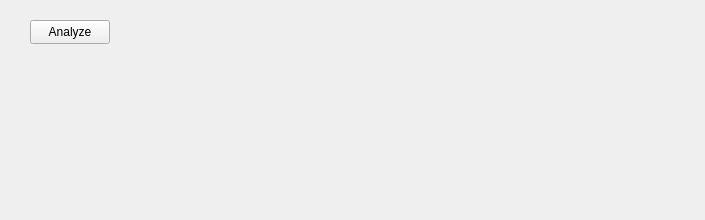
Before: the Qt Designer form source/serialplot/src/heartanalysispanel.ui in KacperJanowski98/SerialPlot-Biomedical-Signals, drawn with Qt 5.
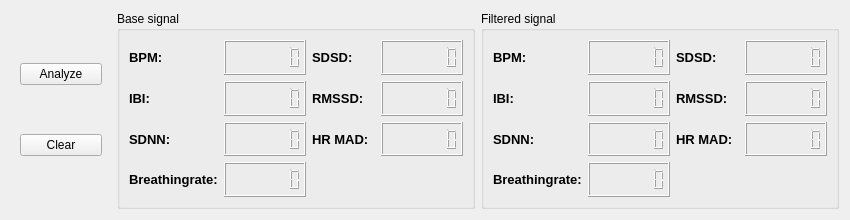
After: the same form once the commit is applied.

```diff
--- a/source/serialplot/src/heartanalysispanel.ui
+++ b/source/serialplot/src/heartanalysispanel.ui
@@ -6,26 +6,345 @@
    <rect>
     <x>0</x>
     <y>0</y>
-    <width>705</width>
+    <width>850</width>
     <height>220</height>
    </rect>
   </property>
   <property name="windowTitle">
    <string>Form</string>
   </property>
-  <widget class="QPushButton" name="pbAnalyze">
-   <property name="geometry">
-    <rect>
-     <x>30</x>
-     <y>20</y>
-     <width>80</width>
-     <height>24</height>
-    </rect>
-   </property>
-   <property name="text">
-    <string>Analyze</string>
-   </property>
-  </widget>
+  <layout class="QHBoxLayout" name="horizontalLayout">
+   <item>
+    <widget class="QWidget" name="widget" native="true">
+     <property name="sizePolicy">
+      <sizepolicy hsizetype="Fixed" vsizetype="Preferred">
+       <horstretch>0</horstretch>
+       <verstretch>0</verstretch>
+      </sizepolicy>
+     </property>
+     <property name="minimumSize">
+      <size>
+       <width>100</width>
+       <height>0</height>
+      </size>
+     </property>
+     <layout class="QVBoxLayout" name="verticalLayout">
+      <item>
+       <widget class="QPushButton" name="pbAnalyze">
+        <property name="text">
+         <string>Analyze</string>
+        </property>
+       </widget>
+      </item>
+      <item>
+       <widget class="QPushButton" name="pbClear">
+        <property name="text">
+         <string>Clear</string>
+        </property>
+       </widget>
+      </item>
+     </layout>
+    </widget>
+   </item>
+   <item>
+    <widget class="QGroupBox" name="gbBase">
+     <property name="title">
+      <string>Base signal</string>
+     </property>
+     <layout class="QGridLayout" name="gridLayout">
+      <item row="0" column="0">
+       <widget class="QLabel" name="label">
+        <property name="font">
+         <font>
+          <pointsize>10</pointsize>
+          <bold>true</bold>
+         </font>
+        </property>
+        <property name="text">
+         <string>BPM:</string>
+        </property>
+       </widget>
+      </item>
+      <item row="0" column="1">
+       <widget class="QLCDNumber" name="lcdBpmB">
+        <property name="digitCount">
+         <number>7</number>
+        </property>
+       </widget>
+      </item>
+      <item row="0" column="2">
+       <widget class="QLabel" name="label_5">
+        <property name="font">
+         <font>
+          <pointsize>10</pointsize>
+          <bold>true</bold>
+         </font>
+        </property>
+        <property name="text">
+         <string>SDSD:</string>
+        </property>
+       </widget>
+      </item>
+      <item row="0" column="3">
+       <widget class="QLCDNumber" name="lcdSdsdB">
+        <property name="digitCount">
+         <number>7</number>
+        </property>
+       </widget>
+      </item>
+      <item row="1" column="0">
+       <widget class="QLabel" name="label_2">
+        <property name="font">
+         <font>
+          <pointsize>10</pointsize>
+          <bold>true</bold>
+         </font>
+        </property>
+        <property name="text">
+         <string>IBI:</string>
+        </property>
+       </widget>
+      </item>
+      <item row="1" column="1">
+       <widget class="QLCDNumber" name="lcdIbiB">
+        <property name="digitCount">
+         <number>7</number>
+        </property>
+       </widget>
+      </item>
+      <item row="1" column="2">
+       <widget class="QLabel" name="label_6">
+        <property name="font">
+         <font>
+          <pointsize>10</pointsize>
+          <bold>true</bold>
+         </font>
+        </property>
+        <property name="text">
+         <string>RMSSD:</string>
+        </property>
+       </widget>
+      </item>
+      <item row="1" column="3">
+       <widget class="QLCDNumber" name="lcdRmssdB">
+        <property name="digitCount">
+         <number>7</number>
+        </property>
+       </widget>
+      </item>
+      <item row="2" column="0">
+       <widget class="QLabel" name="label_3">
+        <property name="font">
+         <font>
+          <pointsize>10</pointsize>
+          <bold>true</bold>
+         </font>
+        </property>
+        <property name="text">
+         <string>SDNN:</string>
+        </property>
+       </widget>
+      </item>
+      <item row="2" column="1">
+       <widget class="QLCDNumber" name="lcdSdnnB">
+        <property name="digitCount">
+         <number>7</number>
+        </property>
+       </widget>
+      </item>
+      <item row="2" column="2">
+       <widget class="QLabel" name="label_7">
+        <property name="font">
+         <font>
+          <pointsize>10</pointsize>
+          <bold>true</bold>
+         </font>
+        </property>
+        <property name="text">
+         <string>HR MAD:</string>
+        </property>
+       </widget>
+      </item>
+      <item row="2" column="3">
+       <widget class="QLCDNumber" name="lcdHrMadB">
+        <property name="digitCount">
+         <number>7</number>
+        </property>
+       </widget>
+      </item>
+      <item row="3" column="0">
+       <widget class="QLabel" name="label_4">
+        <property name="font">
+         <font>
+          <pointsize>10</pointsize>
+          <bold>true</bold>
+         </font>
+        </property>
+        <property name="text">
+         <string>Breathingrate:</string>
+        </property>
+       </widget>
+      </item>
+      <item row="3" column="1">
+       <widget class="QLCDNumber" name="lcdBreathB">
+        <property name="digitCount">
+         <number>7</number>
+        </property>
+       </widget>
+      </item>
+     </layout>
+    </widget>
+   </item>
+   <item>
+    <widget class="QGroupBox" name="gbFiltered">
+     <property name="title">
+      <string>Filtered signal</string>
+     </property>
+     <layout class="QGridLayout" name="gridLayout_2">
+      <item row="0" column="0">
+       <widget class="QLabel" name="label_14">
+        <property name="font">
+         <font>
+          <pointsize>10</pointsize>
+          <bold>true</bold>
+         </font>
+        </property>
+        <property name="text">
+         <string>BPM:</string>
+        </property>
+       </widget>
+      </item>
+      <item row="0" column="1">
+       <widget class="QLCDNumber" name="lcdBpmF">
+        <property name="digitCount">
+         <number>7</number>
+        </property>
+       </widget>
+      </item>
+      <item row="0" column="2">
+       <widget class="QLabel" name="label_9">
+        <property name="font">
+         <font>
+          <pointsize>10</pointsize>
+          <bold>true</bold>
+         </font>
+        </property>
+        <property name="text">
+         <string>SDSD:</string>
+        </property>
+       </widget>
+      </item>
+      <item row="0" column="3">
+       <widget class="QLCDNumber" name="lcdSdsdF">
+        <property name="digitCount">
+         <number>7</number>
+        </property>
+       </widget>
+      </item>
+      <item row="1" column="0">
+       <widget class="QLabel" name="label_13">
+        <property name="font">
+         <font>
+          <pointsize>10</pointsize>
+          <bold>true</bold>
+         </font>
+        </property>
+        <property name="text">
+         <string>IBI:</string>
+        </property>
+       </widget>
+      </item>
+      <item row="1" column="1">
+       <widget class="QLCDNumber" name="lcdIbiF">
+        <property name="digitCount">
+         <number>7</number>
+        </property>
+       </widget>
+      </item>
+      <item row="1" column="2">
+       <widget class="QLabel" name="label_11">
+        <property name="font">
+         <font>
+          <pointsize>10</pointsize>
+          <bold>true</bold>
+         </font>
+        </property>
+        <property name="text">
+         <string>RMSSD:</string>
+        </property>
+       </widget>
+      </item>
+      <item row="1" column="3">
+       <widget class="QLCDNumber" name="lcdRmssdF">
+        <property name="digitCount">
+         <number>7</number>
+        </property>
+       </widget>
+      </item>
+      <item row="2" column="0">
+       <widget class="QLabel" name="label_10">
+        <property name="font">
+         <font>
+          <pointsize>10</pointsize>
+          <bold>true</bold>
+         </font>
+        </property>
+        <property name="text">
+         <string>SDNN:</string>
+        </property>
+       </widget>
+      </item>
+      <item row="2" column="1">
+       <widget class="QLCDNumber" name="lcdSdnnF">
+        <property name="digitCount">
+         <number>7</number>
+        </property>
+       </widget>
+      </item>
+      <item row="2" column="2">
+       <widget class="QLabel" name="label_12">
+        <property name="font">
+         <font>
+          <pointsize>10</pointsize>
+          <bold>true</bold>
+         </font>
+        </property>
+        <property name="text">
+         <string>HR MAD:</string>
+        </property>
+       </widget>
+      </item>
+      <item row="2" column="3">
+       <widget class="QLCDNumber" name="lcdHrMadF">
+        <property name="digitCount">
+         <number>7</number>
+        </property>
+       </widget>
+      </item>
+      <item row="3" column="0">
+       <widget class="QLabel" name="label_8">
+        <property name="font">
+         <font>
+          <pointsize>10</pointsize>
+          <bold>true</bold>
+         </font>
+        </property>
+        <property name="text">
+         <string>Breathingrate:</string>
+        </property>
+       </widget>
+      </item>
+      <item row="3" column="1">
+       <widget class="QLCDNumber" name="lcdBreathF">
+        <property name="digitCount">
+         <number>7</number>
+        </property>
+       </widget>
+      </item>
+     </layout>
+    </widget>
+   </item>
+  </layout>
  </widget>
  <resources/>
  <connections/>
```
